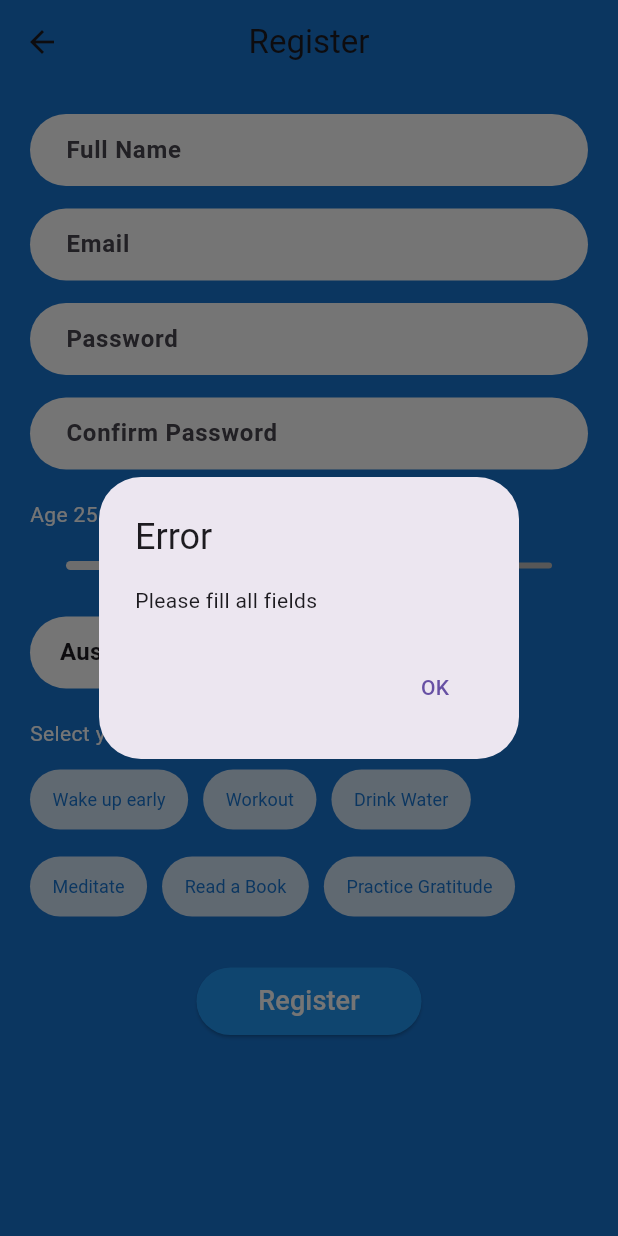
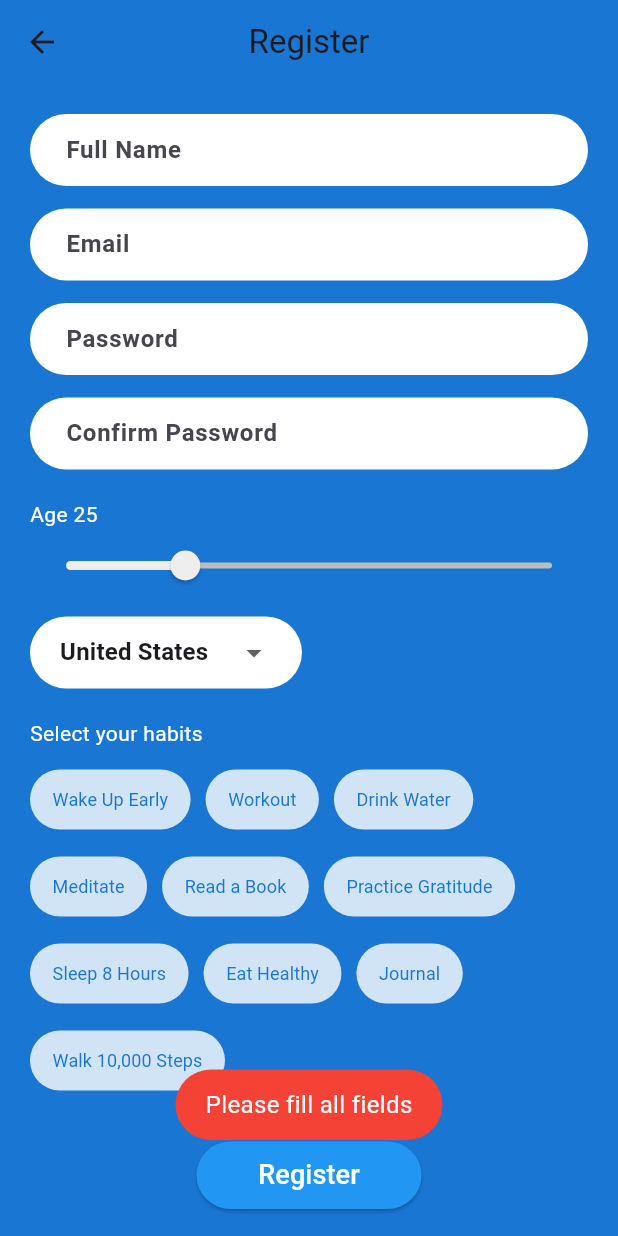
Before and after one commit to KhaledMoheb/habit_tracker, a Flutter app: the RegisterScreen screen opened by its route, after a tap on "Register", on a phone screen of 412 x 824 dp. Run offline on Flutter 3.47's test engine with Material 3 defaults, Android fonts, the phone set to English and light mode, and no system bars; our stand-ins replace fluttertoast, shared_preferences; accounts and stored records are empty.

Commit message:
Added toast to login and register screens

```diff
--- a/lib/screens/register_screen.dart
+++ b/lib/screens/register_screen.dart
@@ -1,5 +1,6 @@
 // lib/screens/register_screen.dart
 import 'package:flutter/material.dart';
+import 'package:fluttertoast/fluttertoast.dart';
 import '../services/local_auth_service.dart';
 
 class RegisterScreen extends StatefulWidget {
@@ -16,24 +17,34 @@ class _RegisterScreenState extends State<RegisterScreen> {
   final _confirmController = TextEditingController();
 
   double _age = 25;
-  String _selectedCountry = 'Australia';
+  String _selectedCountry = 'United States';
   bool _loading = false;
 
   final List<String> _countries = [
-    'Australia',
     'United States',
     'Canada',
     'United Kingdom',
+    'Australia',
     'India',
+    'Germany',
+    'France',
+    'Japan',
+    'China',
+    'Brazil',
+    'South Africa',
   ];
 
   final Map<String, bool> _habits = {
-    'Wake up early': false,
+    'Wake Up Early': false,
     'Workout': false,
     'Drink Water': false,
     'Meditate': false,
     'Read a Book': false,
     'Practice Gratitude': false,
+    'Sleep 8 Hours': false,
+    'Eat Healthy': false,
+    'Journal': false,
+    'Walk 10,000 Steps': false,
   };
 
   @override
@@ -62,18 +73,18 @@ class _RegisterScreenState extends State<RegisterScreen> {
         _emailController.text.trim().isEmpty ||
         _passwordController.text.isEmpty ||
         _confirmController.text.isEmpty) {
-      _showAlert('Error', 'Please fill all fields');
+      _showToast('Please fill all fields');
       return;
     }
 
     final emailError = _validateEmail(_emailController.text);
     if (emailError != null) {
-      _showAlert('Error', emailError);
+      _showToast(emailError);
       return;
     }
 
     if (_passwordController.text != _confirmController.text) {
-      _showAlert('Error', 'Passwords do not match');
+      _showToast('Passwords do not match');
       return;
     }
 
@@ -86,37 +97,29 @@ class _RegisterScreenState extends State<RegisterScreen> {
     setState(() => _loading = false);
 
     if (success) {
-      _showAlert('Success', 'Account created. Please login.', okAction: () {
+      _showToast('Account created. Please login.', isError: false);
       Navigator.pop(context);
-      });
     } else {
-      _showAlert('Error', 'An account with that email already exists.');
+      _showToast('An account with that email already exists');
     }
   }
 
-  void _showAlert(String title, String msg, {VoidCallback? okAction}) {
-    showDialog(
-      context: context,
-      builder: (ctx) => AlertDialog(
-        title: Text(title),
-        content: Text(msg),
-        actions: [
-          TextButton(
-            onPressed: () {
-              Navigator.of(ctx).pop();
-              if (okAction != null) okAction();
-            },
-            child: const Text('OK'),
-          ),
-        ],
-      ),
+  void _showToast(String msg, {bool isError = true}) {
+    Fluttertoast.showToast(
+      msg: msg,
+      toastLength: Toast.LENGTH_SHORT,
+      gravity: ToastGravity.BOTTOM,
+      backgroundColor: isError ? Colors.red : Colors.green,
+      textColor: Colors.white,
+      fontSize: 16.0,
     );
   }
 
-  Widget _buildTextField(
-      {required TextEditingController controller,
+  Widget _buildTextField({
+    required TextEditingController controller,
     required String hint,
-      bool obscureText = false}) {
+    bool obscureText = false,
+  }) {
     return TextField(
       controller: controller,
       obscureText: obscureText,
@@ -161,14 +164,15 @@ class _RegisterScreenState extends State<RegisterScreen> {
             _buildTextField(
               controller: _passwordController,
               hint: 'Password',
-                obscureText: true),
+              obscureText: true,
+            ),
             const SizedBox(height: 15),
             _buildTextField(
               controller: _confirmController,
               hint: 'Confirm Password',
-                obscureText: true),
+              obscureText: true,
+            ),
             const SizedBox(height: 20),
-
             Text(
               'Age ${_age.toInt()}',
               style: const TextStyle(color: Colors.white),
@@ -183,7 +187,6 @@ class _RegisterScreenState extends State<RegisterScreen> {
               onChanged: (value) => setState(() => _age = value),
             ),
             const SizedBox(height: 10),
-
             Container(
               padding: const EdgeInsets.symmetric(horizontal: 20),
               decoration: BoxDecoration(
@@ -195,14 +198,18 @@ class _RegisterScreenState extends State<RegisterScreen> {
                   icon: const Icon(Icons.arrow_drop_down),
                   value: _selectedCountry,
                   items: _countries
-                      .map((country) => DropdownMenuItem(
+                      .map(
+                        (country) => DropdownMenuItem(
                           value: country,
                           child: Text(
                             country,
                             style: const TextStyle(
-                                  fontWeight: FontWeight.bold, fontSize: 16),
+                              fontWeight: FontWeight.bold,
+                              fontSize: 16,
                             ),
-                          ))
+                          ),
+                        ),
+                      )
                       .toList(),
                   onChanged: (value) =>
                       setState(() => _selectedCountry = value!),
@@ -210,13 +217,11 @@ class _RegisterScreenState extends State<RegisterScreen> {
               ),
             ),
             const SizedBox(height: 20),
-
             const Text(
               'Select your habits',
               style: TextStyle(color: Colors.white),
             ),
             const SizedBox(height: 10),
-
             Wrap(
               spacing: 10,
               runSpacing: 10,
@@ -246,7 +251,6 @@ class _RegisterScreenState extends State<RegisterScreen> {
                 );
               }).toList(),
             ),
-
             const SizedBox(height: 30),
             Center(
               child: SizedBox(
@@ -263,10 +267,7 @@ class _RegisterScreenState extends State<RegisterScreen> {
                   ),
                   child: _loading
                       ? const CircularProgressIndicator(color: Colors.white)
-                      : const Text(
-                          'Register',
-                          style: TextStyle(fontSize: 18),
-                        ),
+                      : const Text('Register', style: TextStyle(fontSize: 18)),
                 ),
               ),
             ),
--- a/pubspec.yaml
+++ b/pubspec.yaml
@@ -35,6 +35,9 @@ dependencies:
   # Use with the CupertinoIcons class for iOS style icons.
   cupertino_icons: ^1.0.8
   shared_preferences: ^2.5.3
+  fluttertoast: ^9.0.0
+  http: ^1.5.0
+  flutter_local_notifications: ^19.4.2
 
 dev_dependencies:
   flutter_test:
@@ -45,7 +48,7 @@ dev_dependencies:
   # activated in the `analysis_options.yaml` file located at the root of your
   # package. See that file for information about deactivating specific lint
   # rules and activating additional ones.
-  flutter_lints: ^5.0.0
+  flutter_lints: ^6.0.0
 
 # For information on the generic Dart part of this file, see the
 # following page: https://dart.dev/tools/pub/pubspec
```
Also changed, not shown: lib/main.dart (+3 -4 lines), lib/screens/login_screen.dart (+25 -30 lines), pubspec.lock, 2 other files. Lines whose indentation alone changed are shown as unchanged.
